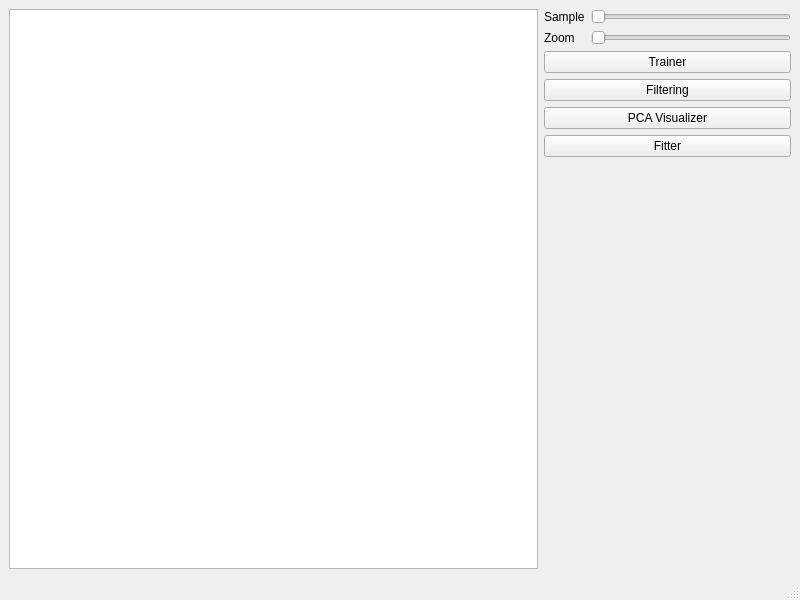
Qt form gui/qt/mainwindow.ui (BetaRavener/TeethCV) before a commit.
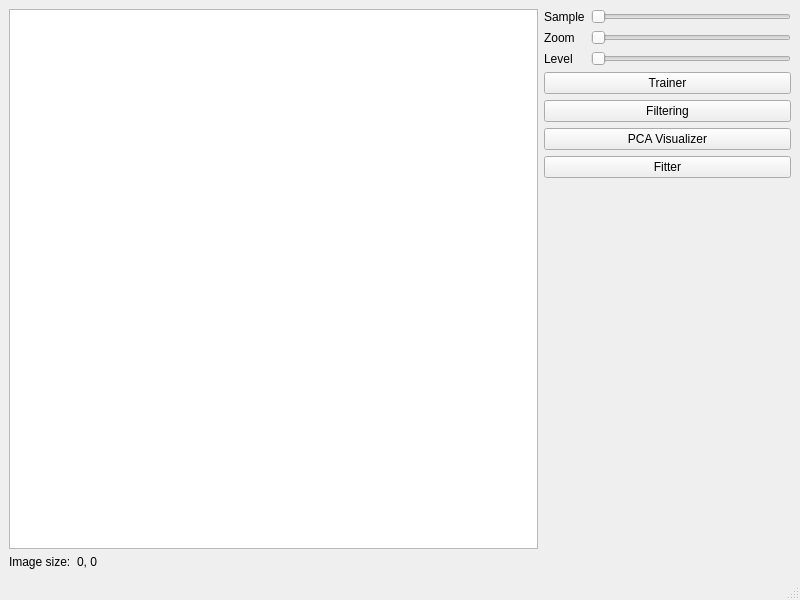
The same form after that commit.

The edit to the form file:
```diff
--- a/gui/qt/mainwindow.ui
+++ b/gui/qt/mainwindow.ui
@@ -16,7 +16,47 @@
   <widget class="QWidget" name="centralwidget">
    <layout class="QHBoxLayout" name="horizontalLayout">
     <item>
-     <widget class="QGraphicsView" name="graphicsView"/>
+     <layout class="QVBoxLayout" name="verticalLayout_2">
+      <property name="leftMargin">
+       <number>0</number>
+      </property>
+      <item>
+       <widget class="QGraphicsView" name="graphicsView"/>
+      </item>
+      <item>
+       <layout class="QHBoxLayout" name="horizontalLayout_5">
+        <property name="topMargin">
+         <number>0</number>
+        </property>
+        <item>
+         <widget class="QLabel" name="label_4">
+          <property name="sizePolicy">
+           <sizepolicy hsizetype="Minimum" vsizetype="Preferred">
+            <horstretch>0</horstretch>
+            <verstretch>0</verstretch>
+           </sizepolicy>
+          </property>
+          <property name="text">
+           <string>Image size:</string>
+          </property>
+         </widget>
+        </item>
+        <item>
+         <widget class="QLabel" name="sizeLabel">
+          <property name="sizePolicy">
+           <sizepolicy hsizetype="Expanding" vsizetype="Preferred">
+            <horstretch>0</horstretch>
+            <verstretch>0</verstretch>
+           </sizepolicy>
+          </property>
+          <property name="text">
+           <string>0, 0</string>
+          </property>
+         </widget>
+        </item>
+       </layout>
+      </item>
+     </layout>
     </item>
     <item>
      <layout class="QVBoxLayout" name="verticalLayout">
@@ -92,6 +132,39 @@
         </item>
        </layout>
       </item>
+      <item>
+       <layout class="QHBoxLayout" name="horizontalLayout_4">
+        <property name="topMargin">
+         <number>0</number>
+        </property>
+        <item>
+         <widget class="QLabel" name="label_3">
+          <property name="text">
+           <string>Level</string>
+          </property>
+         </widget>
+        </item>
+        <item>
+         <widget class="QSlider" name="levelSlider">
+          <property name="sizePolicy">
+           <sizepolicy hsizetype="Minimum" vsizetype="Fixed">
+            <horstretch>0</horstretch>
+            <verstretch>0</verstretch>
+           </sizepolicy>
+          </property>
+          <property name="minimumSize">
+           <size>
+            <width>200</width>
+            <height>0</height>
+           </size>
+          </property>
+          <property name="orientation">
+           <enum>Qt::Horizontal</enum>
+          </property>
+         </widget>
+        </item>
+       </layout>
+      </item>
       <item>
        <widget class="QPushButton" name="trainerButton">
         <property name="text">
```
